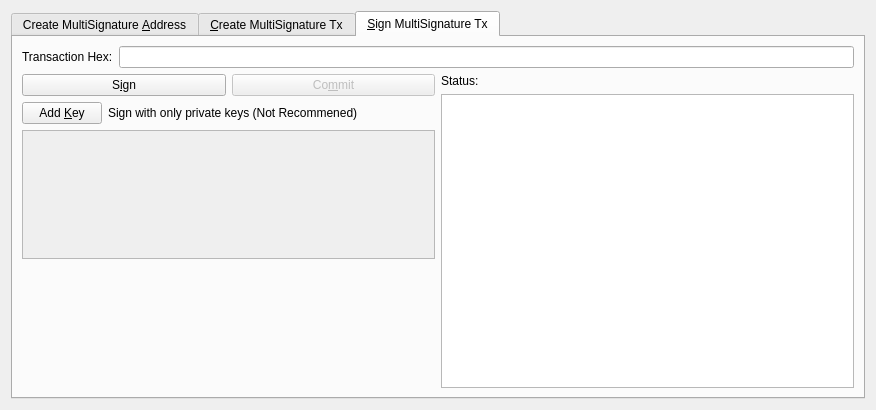
This is src/qt/forms/multisigdialog.ui in PIVX-Project/PIVX as Qt 5 draws it before an edit. The edited form follows.
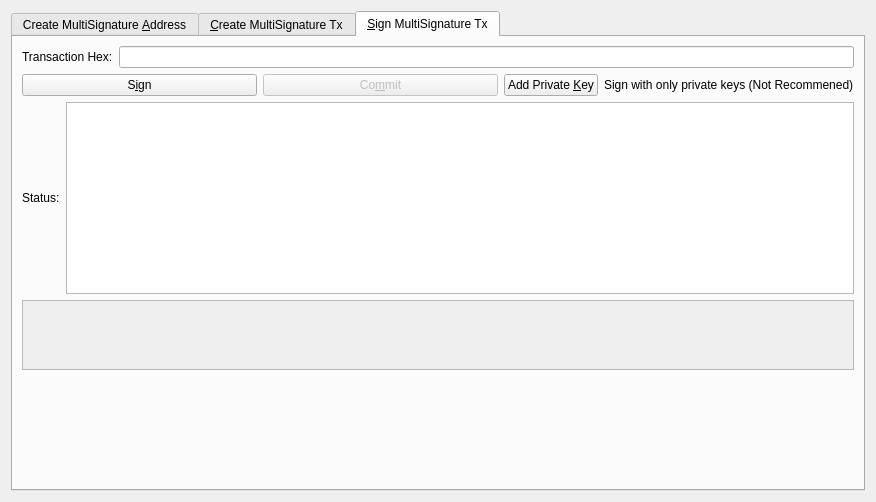
This is the edited form. Icons and pictures are not drawn.

Commit message: Multisig: finalization of coin control and workflow

```diff
--- a/src/qt/forms/multisigdialog.ui
+++ b/src/qt/forms/multisigdialog.ui
@@ -7,7 +7,7 @@
     <x>0</x>
     <y>0</y>
     <width>876</width>
-    <height>410</height>
+    <height>502</height>
    </rect>
   </property>
   <property name="sizePolicy">
@@ -153,7 +153,7 @@
             <x>0</x>
             <y>0</y>
             <width>834</width>
-            <height>103</height>
+            <height>195</height>
            </rect>
           </property>
           <layout class="QVBoxLayout" name="verticalLayout_5">
@@ -239,7 +239,7 @@
        <item>
         <widget class="QLabel" name="label_2">
          <property name="text">
-          <string>Use below to quickly import an address. Don't forget the label</string>
+          <string>Use below to quickly import an address by its redeem. Don't forget to add a label before clicking import!</string>
          </property>
         </widget>
        </item>
@@ -254,7 +254,7 @@
             </sizepolicy>
            </property>
            <property name="text">
-            <string>&amp;Import Address</string>
+            <string>&amp;Import Redeem</string>
            </property>
            <property name="icon">
             <iconset resource="../pivx.qrc">
@@ -280,7 +280,7 @@
       <attribute name="title">
        <string>&amp;Create MultiSignature Tx</string>
       </attribute>
-      <layout class="QVBoxLayout" name="verticalLayout_12">
+      <layout class="QVBoxLayout" name="verticalLayout_3">
        <item>
         <layout class="QHBoxLayout" name="horizontalLayout_2">
          <item>
@@ -290,7 +290,7 @@
              <item>
               <widget class="QLabel" name="addTxInputLabel">
                <property name="sizePolicy">
-                <sizepolicy hsizetype="Preferred" vsizetype="Preferred">
+                <sizepolicy hsizetype="Fixed" vsizetype="Preferred">
                  <horstretch>0</horstretch>
                  <verstretch>0</verstretch>
                 </sizepolicy>
@@ -302,6 +302,12 @@
              </item>
              <item>
               <widget class="QPushButton" name="pushButtonCoinControl">
+               <property name="sizePolicy">
+                <sizepolicy hsizetype="Preferred" vsizetype="Fixed">
+                 <horstretch>0</horstretch>
+                 <verstretch>0</verstretch>
+                </sizepolicy>
+               </property>
                <property name="text">
                 <string>Coin Control</string>
                </property>
@@ -380,8 +386,8 @@
                <rect>
                 <x>0</x>
                 <y>0</y>
-                <width>388</width>
-                <height>93</height>
+                <width>822</width>
+                <height>69</height>
                </rect>
               </property>
               <layout class="QVBoxLayout" name="verticalLayout_7">
@@ -465,8 +471,8 @@
                <rect>
                 <x>0</x>
                 <y>0</y>
-                <width>388</width>
-                <height>93</height>
+                <width>822</width>
+                <height>69</height>
                </rect>
               </property>
               <layout class="QVBoxLayout" name="verticalLayout_11">
@@ -491,11 +497,7 @@
             </widget>
            </item>
            <item>
-            <layout class="QVBoxLayout" name="verticalLayout_3">
-             <item>
-              <layout class="QHBoxLayout" name="createButtonLayout">
-               <item>
-                <layout class="QVBoxLayout" name="verticalLayout_10">
+            <layout class="QHBoxLayout" name="horizontalLayout_4">
                  <item>
                   <widget class="QPushButton" name="createButton">
                    <property name="sizePolicy">
@@ -514,11 +516,11 @@
                     <string>Create a transaction object using the given inputs to the given outputs</string>
                    </property>
                    <property name="text">
-                    <string>Calculate &amp;Fee</string>
+                <string>Cr&amp;eate</string>
                    </property>
                    <property name="icon">
                     <iconset resource="../pivx.qrc">
-                     <normaloff>:/icons/continue</normaloff>:/icons/continue</iconset>
+                 <normaloff>:/icons/export</normaloff>:/icons/export</iconset>
                    </property>
                    <property name="autoDefault">
                     <bool>false</bool>
@@ -527,27 +529,6 @@
                     <bool>true</bool>
                    </property>
                   </widget>
-                 </item>
-                 <item>
-                  <widget class="QLabel" name="feeLabel">
-                   <property name="sizePolicy">
-                    <sizepolicy hsizetype="Preferred" vsizetype="Minimum">
-                     <horstretch>0</horstretch>
-                     <verstretch>0</verstretch>
-                    </sizepolicy>
-                   </property>
-                   <property name="text">
-                    <string>Fee</string>
-                   </property>
-                  </widget>
-                 </item>
-                </layout>
-               </item>
-              </layout>
-             </item>
-            </layout>
-           </item>
-          </layout>
          </item>
          <item>
           <widget class="QLabel" name="createButtonLabel">
@@ -566,8 +547,6 @@
           </widget>
          </item>
          <item>
-          <layout class="QHBoxLayout" name="horizontalLayout_3">
-           <item>
             <widget class="QTextEdit" name="createButtonStatus">
              <property name="sizePolicy">
               <sizepolicy hsizetype="Expanding" vsizetype="Minimum">
@@ -597,6 +576,11 @@
          </item>
         </layout>
        </item>
+         <item>
+          <layout class="QHBoxLayout" name="horizontalLayout_3"/>
+         </item>
+        </layout>
+       </item>
       </layout>
       <zorder></zorder>
      </widget>
@@ -615,7 +599,7 @@
       <attribute name="title">
        <string>&amp;Sign MultiSignature Tx</string>
       </attribute>
-      <layout class="QVBoxLayout" name="verticalLayout_6">
+      <layout class="QVBoxLayout" name="verticalLayout_4">
        <item>
         <layout class="QHBoxLayout" name="transactionHexLayout">
          <item>
@@ -683,6 +667,9 @@
                  <verstretch>0</verstretch>
                 </sizepolicy>
                </property>
+               <property name="toolTip">
+                <string>&lt;html&gt;&lt;head/&gt;&lt;body&gt;&lt;p&gt;DISABLED until transaction has been signed enough times.&lt;/p&gt;&lt;/body&gt;&lt;/html&gt;</string>
+               </property>
                <property name="autoFillBackground">
                 <bool>false</bool>
                </property>
@@ -698,8 +685,6 @@
                </property>
               </widget>
              </item>
-            </layout>
-           </item>
            <item>
             <layout class="QHBoxLayout" name="addPrivKeyLayout">
              <item>
@@ -714,7 +699,7 @@
                 <string>Add private keys to sign the transaction with</string>
                </property>
                <property name="text">
-                <string>Add &amp;Key</string>
+                  <string>Add Private &amp;Key</string>
                </property>
                <property name="icon">
                 <iconset resource="../pivx.qrc">
@@ -731,6 +716,44 @@
              </item>
             </layout>
            </item>
+            </layout>
+           </item>
+           <item>
+            <layout class="QHBoxLayout" name="horizontalLayout_5">
+             <item>
+              <widget class="QLabel" name="signButtonStatusLabel">
+               <property name="text">
+                <string>Status:</string>
+               </property>
+              </widget>
+             </item>
+             <item>
+              <widget class="QTextEdit" name="signButtonStatus">
+               <property name="sizePolicy">
+                <sizepolicy hsizetype="Expanding" vsizetype="Preferred">
+                 <horstretch>0</horstretch>
+                 <verstretch>0</verstretch>
+                </sizepolicy>
+               </property>
+               <property name="maximumSize">
+                <size>
+                 <width>16777215</width>
+                 <height>16777215</height>
+                </size>
+               </property>
+               <property name="verticalScrollBarPolicy">
+                <enum>Qt::ScrollBarAsNeeded</enum>
+               </property>
+               <property name="readOnly">
+                <bool>true</bool>
+               </property>
+               <property name="textInteractionFlags">
+                <set>Qt::TextSelectableByKeyboard|Qt::TextSelectableByMouse</set>
+               </property>
+              </widget>
+             </item>
+            </layout>
+           </item>
            <item>
             <widget class="QScrollArea" name="keyScrollArea">
              <property name="sizePolicy">
@@ -747,8 +770,8 @@
                <rect>
                 <x>0</x>
                 <y>0</y>
-                <width>410</width>
-                <height>115</height>
+                <width>830</width>
+                <height>68</height>
                </rect>
               </property>
               <layout class="QVBoxLayout" name="verticalLayout_9">
@@ -772,6 +795,10 @@
              </widget>
             </widget>
            </item>
+          </layout>
+         </item>
+        </layout>
+       </item>
            <item>
             <spacer name="verticalSpacer_2">
              <property name="orientation">
@@ -786,47 +813,8 @@
             </spacer>
            </item>
           </layout>
-         </item>
-         <item>
-          <layout class="QVBoxLayout" name="verticalLayout_4">
-           <item>
-            <widget class="QLabel" name="signButtonStatusLabel">
-             <property name="text">
-              <string>Status:</string>
-             </property>
-            </widget>
-           </item>
-           <item>
-            <widget class="QTextEdit" name="signButtonStatus">
-             <property name="sizePolicy">
-              <sizepolicy hsizetype="Expanding" vsizetype="Expanding">
-               <horstretch>0</horstretch>
-               <verstretch>0</verstretch>
-              </sizepolicy>
-             </property>
-             <property name="maximumSize">
-              <size>
-               <width>16777215</width>
-               <height>16777215</height>
-              </size>
-             </property>
-             <property name="verticalScrollBarPolicy">
-              <enum>Qt::ScrollBarAsNeeded</enum>
-             </property>
-             <property name="readOnly">
-              <bool>true</bool>
-             </property>
-             <property name="textInteractionFlags">
-              <set>Qt::TextSelectableByKeyboard|Qt::TextSelectableByMouse</set>
-             </property>
-            </widget>
-           </item>
-          </layout>
-         </item>
-        </layout>
-       </item>
-      </layout>
       <zorder></zorder>
+      <zorder>verticalSpacer_2</zorder>
      </widget>
     </widget>
    </item>
```
Lines whose indentation alone changed are shown as unchanged. The commit also changes 2 other files.
